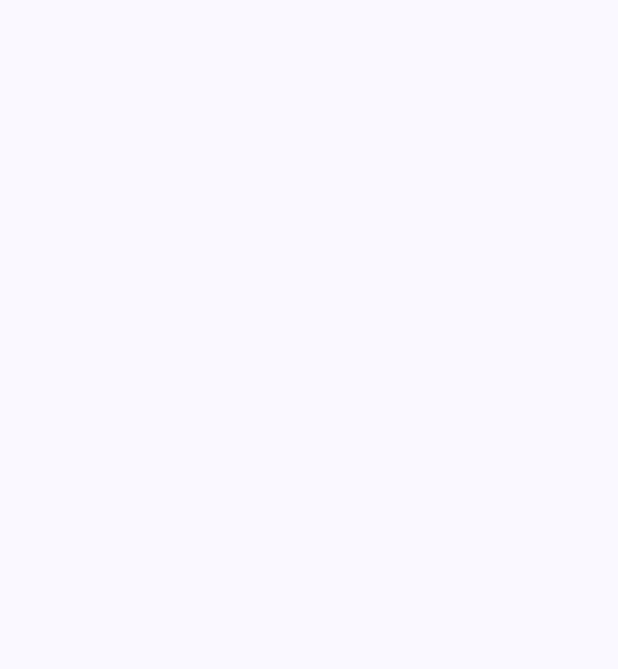
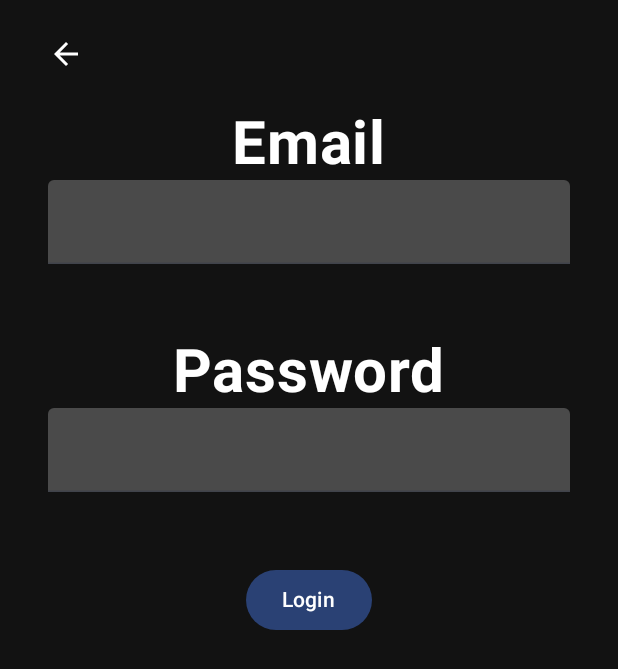
Before and after one commit to pablorjd/firebas-course-lite, an Android app built with Jetpack Compose: the LoginScreen screen opened through its navigation route, on a phone screen of 412 x 824 dp. Before the commit the part shown is empty. Shown: the top 669 px of the screen. Run offline under Robolectric (Android 15) with nearby library versions, the phone set to English and light mode, and no system bars; our stand-ins replace Firebase (no records; nobody signed in at launch, a user with empty details on screens opened directly).

Commit message:
Se genera vista LoginScreen.kt, se verifica inicio de session con firebase y se genera componente de HomeScreen.kt

```diff
--- a/app/src/main/java/dev/pablorjd/firebasecourse/MainActivity.kt
+++ b/app/src/main/java/dev/pablorjd/firebasecourse/MainActivity.kt
@@ -1,6 +1,7 @@
 package dev.pablorjd.firebasecourse
 
 import android.os.Bundle
+import android.util.Log
 import androidx.activity.ComponentActivity
 import androidx.activity.compose.setContent
 import androidx.activity.enableEdgeToEdge
@@ -9,21 +10,35 @@ import androidx.compose.material3.Scaffold
 import androidx.compose.ui.Modifier
 import androidx.navigation.NavHostController
 import androidx.navigation.compose.rememberNavController
+import com.google.firebase.auth.FirebaseAuth
+import com.google.firebase.auth.ktx.auth
+import com.google.firebase.ktx.Firebase
 import dev.pablorjd.firebasecourse.ui.theme.FirebaseCourseTheme
 
 class MainActivity : ComponentActivity() {
 
     private lateinit var navHostController: NavHostController
+    private lateinit var auth:FirebaseAuth
     override fun onCreate(savedInstanceState: Bundle?) {
+        auth = Firebase.auth
         super.onCreate(savedInstanceState)
         enableEdgeToEdge()
         setContent {
             navHostController = rememberNavController()
             FirebaseCourseTheme {
                 Scaffold(modifier = Modifier.fillMaxSize()) { innerPadding ->
-                    NavigationWrapper(navHostController)
+                    NavigationWrapper(navHostController, auth)
                 }
             }
         }
     }
+
+    override fun onStart() {
+        super.onStart()
+        val currenUser = auth.currentUser
+
+        if(currenUser != null) {
+            Log.i("Auth", "Session Iniciada")
+        }
+    }
 }
--- a/app/src/main/java/dev/pablorjd/firebasecourse/NavigationWrapper.kt
+++ b/app/src/main/java/dev/pablorjd/firebasecourse/NavigationWrapper.kt
@@ -4,12 +4,14 @@ import androidx.compose.runtime.Composable
 import androidx.navigation.compose.NavHost
 import androidx.navigation.NavHostController
 import androidx.navigation.compose.composable
+import com.google.firebase.auth.FirebaseAuth
+import dev.pablorjd.firebasecourse.presentation.home.HomeScreen
 import dev.pablorjd.firebasecourse.presentation.initial.InitialScreen
 import dev.pablorjd.firebasecourse.presentation.login.LoginScreen
 import dev.pablorjd.firebasecourse.presentation.singup.SingupScreen
 
 @Composable
-fun NavigationWrapper(navHostController: NavHostController) {
+fun NavigationWrapper(navHostController: NavHostController, auth: FirebaseAuth) {
     NavHost(navController = navHostController, startDestination = "initial") {
         composable("initial") {
             InitialScreen(
@@ -18,10 +20,15 @@ fun NavigationWrapper(navHostController: NavHostController) {
             )
         }
         composable("login") {
-            LoginScreen()
+            LoginScreen(auth,
+                navigateToHome = { navHostController.navigate("home") }
+            )
         }
         composable("singup") {
-            SingupScreen()
+            SingupScreen(auth)
+        }
+        composable("home") {
+            HomeScreen(auth)
         }
     }
 }
--- /dev/null
+++ b/app/src/main/java/dev/pablorjd/firebasecourse/presentation/home/HomeScreen.kt
@@ -0,0 +1,11 @@
+package dev.pablorjd.firebasecourse.presentation.home
+
+import androidx.compose.runtime.Composable
+import androidx.compose.ui.tooling.preview.Preview
+import com.google.firebase.auth.FirebaseAuth
+
+@Preview
+@Composable
+fun HomeScreen(auth: FirebaseAuth) {
+
+}
--- a/app/src/main/java/dev/pablorjd/firebasecourse/presentation/login/LoginScreen.kt
+++ b/app/src/main/java/dev/pablorjd/firebasecourse/presentation/login/LoginScreen.kt
@@ -1,8 +1,102 @@
 package dev.pablorjd.firebasecourse.presentation.login
 
+import android.inputmethodservice.Keyboard
+import android.util.Log
+import androidx.compose.foundation.background
+import androidx.compose.foundation.layout.Column
+import androidx.compose.foundation.layout.Row
+import androidx.compose.foundation.layout.Spacer
+import androidx.compose.foundation.layout.fillMaxSize
+import androidx.compose.foundation.layout.fillMaxWidth
+import androidx.compose.foundation.layout.height
+import androidx.compose.foundation.layout.padding
+import androidx.compose.foundation.layout.size
+import androidx.compose.material3.Button
+import androidx.compose.material3.Icon
+import androidx.compose.material3.Text
+import androidx.compose.material3.TextField
+import androidx.compose.material3.TextFieldDefaults
 import androidx.compose.runtime.Composable
+import androidx.compose.runtime.getValue
+import androidx.compose.runtime.mutableStateOf
+import androidx.compose.runtime.remember
+import androidx.compose.runtime.setValue
+import androidx.compose.ui.Alignment
+import androidx.compose.ui.Modifier
+import androidx.compose.ui.graphics.Color
+import androidx.compose.ui.graphics.Color.Companion.White
+import androidx.compose.ui.res.painterResource
+import androidx.compose.ui.text.font.FontWeight
+import androidx.compose.ui.unit.dp
+import androidx.compose.ui.unit.sp
+import com.google.firebase.auth.FirebaseAuth
+import dev.pablorjd.firebasecourse.R
+import dev.pablorjd.firebasecourse.ui.theme.Black
+import dev.pablorjd.firebasecourse.ui.theme.SelectedField
+import dev.pablorjd.firebasecourse.ui.theme.UnselectedField
 
 @Composable
-fun LoginScreen() {
+fun LoginScreen(auth: FirebaseAuth, navigateToHome: () -> Unit ) {
 
+    var email by remember {
+        mutableStateOf("")
+    }
+    var password by remember {
+        mutableStateOf("")
+    }
+    Column(
+        modifier = Modifier
+            .fillMaxSize()
+            .background(Black)
+            .padding(horizontal = 32.dp),
+        horizontalAlignment = Alignment.CenterHorizontally
+    ) {
+
+        Row() {
+            Icon(
+                painter = painterResource(id = R.drawable.ic_arrow_back),
+                contentDescription = "",
+                tint = White,
+                modifier = Modifier
+                    .padding(vertical = 24.dp)
+                    .size(24.dp)
+            )
+            Spacer(modifier = Modifier.weight(1f))
+        }
+        Text(text = "Email", color = Color.White, fontWeight = FontWeight.Bold, fontSize = 40.sp)
+        TextField(
+            value = email,
+            onValueChange = { email = it },
+            Modifier.fillMaxWidth(),
+            colors = TextFieldDefaults.colors(
+                unfocusedContainerColor = UnselectedField, focusedContainerColor = SelectedField
+            )
+        )
+        Spacer(modifier = Modifier.height(48.dp))
+        Text(text = "Password", color = Color.White, fontWeight = FontWeight.Bold, fontSize = 40.sp)
+        TextField(
+            value = password,
+            onValueChange = { password = it },
+            Modifier.fillMaxWidth(),
+            colors = TextFieldDefaults.colors(
+                unfocusedContainerColor = UnselectedField, focusedContainerColor = SelectedField
+            )
+        )
+
+        Spacer(Modifier.height(48.dp))
+        Button(onClick = {
+            auth.signInWithEmailAndPassword(email,password).addOnCompleteListener { task ->
+                if (task.isSuccessful) {
+                    Log.i("Auth", "Login correcto")
+                    navigateToHome()
+                }else {
+                    Log.i("Auth", "Login Incorrecto")
+
+                }
+
+            }
+        }) {
+            Text(text = "Login")
+        }
+    }
 }
--- a/app/src/main/java/dev/pablorjd/firebasecourse/presentation/singup/SingupScreen.kt
+++ b/app/src/main/java/dev/pablorjd/firebasecourse/presentation/singup/SingupScreen.kt
@@ -1,8 +1,9 @@
 package dev.pablorjd.firebasecourse.presentation.singup
 
 import androidx.compose.runtime.Composable
+import com.google.firebase.auth.FirebaseAuth
 
 @Composable
-fun SingupScreen() {
+fun SingupScreen(auth: FirebaseAuth) {
 
 }
--- /dev/null
+++ b/app/src/main/res/drawable/ic_arrow_back.xml
@@ -0,0 +1,5 @@
+<vector xmlns:android="http://schemas.android.com/apk/res/android" android:autoMirrored="true" android:height="24dp" android:tint="#000000" android:viewportHeight="24" android:viewportWidth="24" android:width="24dp">
+
+    <path android:fillColor="@android:color/white" android:pathData="M20,11H7.83l5.59,-5.59L12,4l-8,8 8,8 1.41,-1.41L7.83,13H20v-2z"/>
+
+</vector>
```
